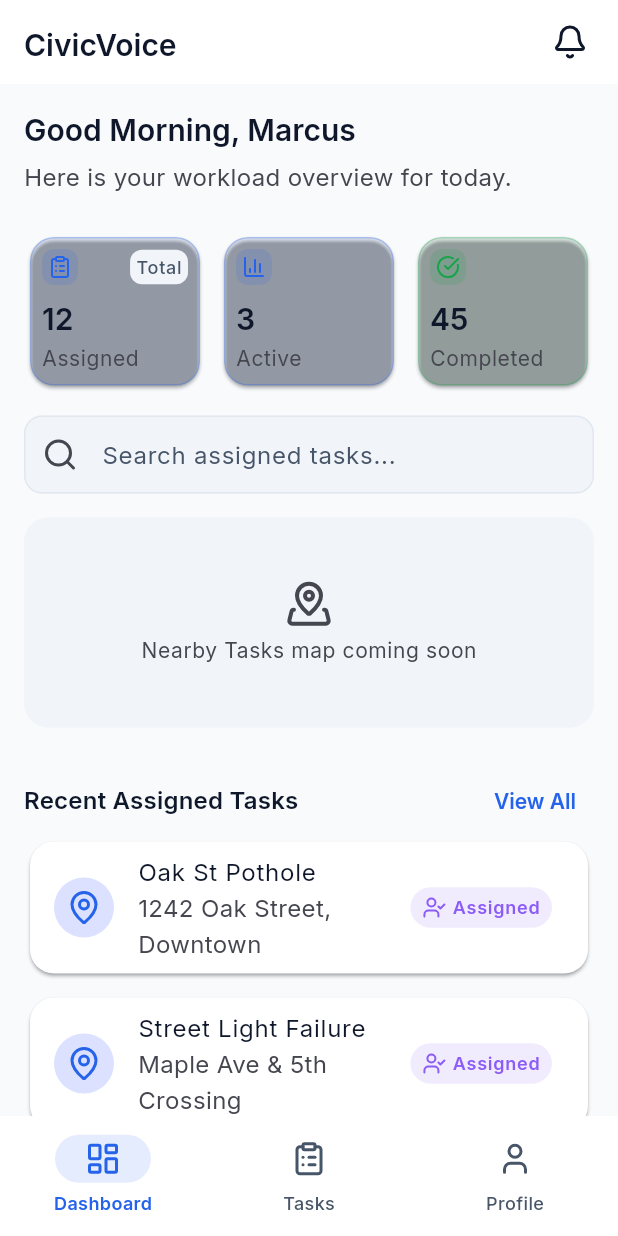
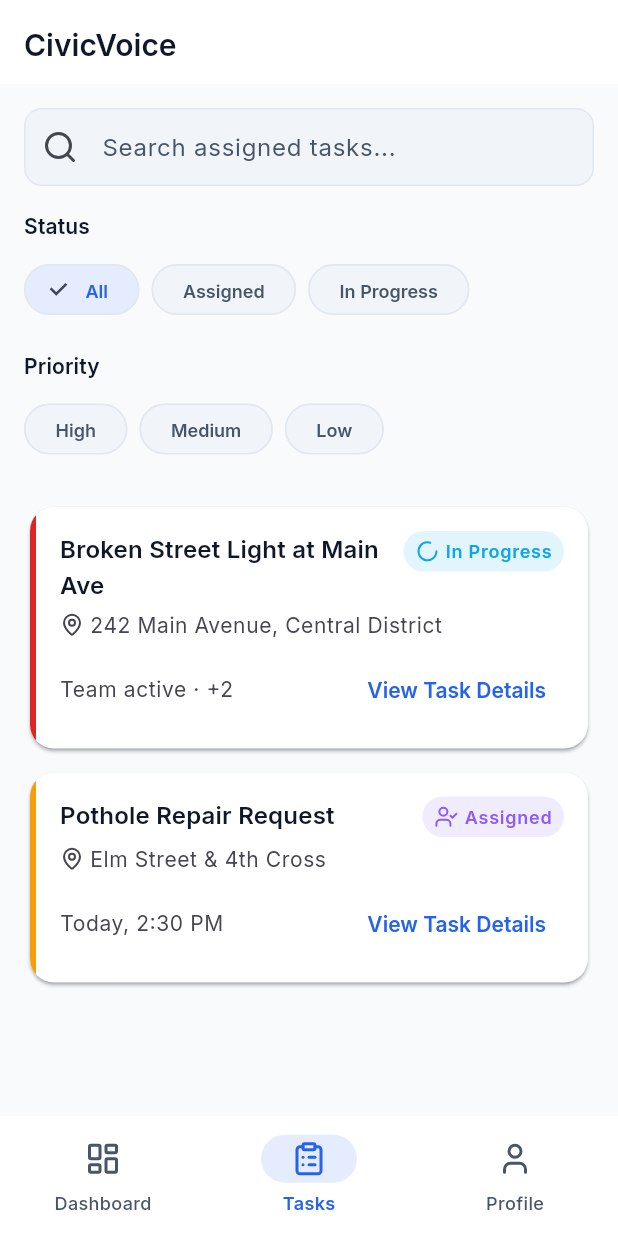
Before and after one commit to khakho3/civic_voice, a Flutter app: the screen it shows after launch, on a phone screen of 412 x 824 dp. Run offline on Flutter 3.47's test engine with Material 3 defaults, Android fonts, the phone set to English and light mode, and no system bars; our stand-ins replace google_fonts, lucide_icons_flutter.

Commit message:
Implemented Assigned Tasks screen

```diff
--- /dev/null
+++ b/lib/features/maintenance/screens/assigned_tasks_screen.dart
@@ -0,0 +1,420 @@
+import 'package:flutter/material.dart';
+import 'package:civic_voice/core/theme/app_theme.dart';
+
+/// MNT-002 — Maintenance Team Assigned Tasks.
+class AssignedTasksScreen extends StatefulWidget {
+  const AssignedTasksScreen({super.key});
+
+  @override
+  State<AssignedTasksScreen> createState() => _AssignedTasksScreenState();
+}
+
+class _AssignedTasksScreenState extends State<AssignedTasksScreen> {
+  AppScreenState _state = AppScreenState.success;
+  String _statusFilter = 'All';
+  String? _priorityFilter;
+
+  final List<_TaskItem> _tasks = const [
+    _TaskItem(
+      title: 'Broken Street Light at Main Ave',
+      location: '242 Main Avenue, Central District',
+      status: 'In Progress',
+      priority: 'High',
+      teamNote: 'Team active · +2',
+    ),
+    _TaskItem(
+      title: 'Pothole Repair Request',
+      location: 'Elm Street & 4th Cross',
+      status: 'Assigned',
+      priority: 'Medium',
+      teamNote: 'Today, 2:30 PM',
+    ),
+  ];
+
+  @override
+  Widget build(BuildContext context) {
+    return Scaffold(
+      appBar: AppBar(title: const Text('CivicVoice')),
+      body: SafeArea(child: _buildBody(context)),
+      bottomNavigationBar: NavigationBar(
+        selectedIndex: 1,
+        destinations: const [
+          NavigationDestination(icon: Icon(AppIcons.dashboard), label: 'Dashboard'),
+          NavigationDestination(icon: Icon(AppIcons.task), label: 'Tasks'),
+          NavigationDestination(icon: Icon(AppIcons.profile), label: 'Profile'),
+        ],
+        onDestinationSelected: (_) {},
+      ),
+    );
+  }
+
+  Widget _buildBody(BuildContext context) {
+    switch (_state) {
+      case AppScreenState.loading:
+        return const _LoadingView();
+      case AppScreenState.empty:
+        return _EmptyView(onRetry: () => setState(() => _state = AppScreenState.success));
+      case AppScreenState.error:
+        return _ErrorView(onRetry: () => setState(() => _state = AppScreenState.success));
+      case AppScreenState.offline:
+        return _OfflineView(onRetry: () => setState(() => _state = AppScreenState.success));
+      case AppScreenState.permission:
+        return _PermissionView(onRetry: () => setState(() => _state = AppScreenState.success));
+      case AppScreenState.disabled:
+      case AppScreenState.success:
+        return _AssignedTasksContent(
+          tasks: _tasks,
+          statusFilter: _statusFilter,
+          priorityFilter: _priorityFilter,
+          disabled: _state == AppScreenState.disabled,
+          onStatusChanged: (value) => setState(() => _statusFilter = value),
+          onPriorityChanged: (value) => setState(() => _priorityFilter = value),
+        );
+    }
+  }
+}
+
+class _AssignedTasksContent extends StatelessWidget {
+  const _AssignedTasksContent({
+    required this.tasks,
+    required this.statusFilter,
+    required this.priorityFilter,
+    required this.disabled,
+    required this.onStatusChanged,
+    required this.onPriorityChanged,
+  });
+
+  final List<_TaskItem> tasks;
+  final String statusFilter;
+  final String? priorityFilter;
+  final bool disabled;
+  final ValueChanged<String> onStatusChanged;
+  final ValueChanged<String?> onPriorityChanged;
+
+  @override
+  Widget build(BuildContext context) {
+    final textTheme = Theme.of(context).textTheme;
+
+    return Opacity(
+      opacity: disabled ? 0.5 : 1.0,
+      child: IgnorePointer(
+        ignoring: disabled,
+        child: ListView(
+          padding: const EdgeInsets.all(AppSpacing.md),
+          children: [
+            TextField(
+              decoration: InputDecoration(
+                hintText: 'Search assigned tasks...',
+                prefixIcon: const Icon(AppIcons.search),
+                border: OutlineInputBorder(
+                  borderRadius: AppComponentRadius.inputField,
+                  borderSide: BorderSide.none,
+                ),
+              ),
+            ),
+            const SizedBox(height: AppSpacing.md),
+            Text('Status', style: textTheme.titleSmall),
+            const SizedBox(height: AppSpacing.sm),
+            Wrap(
+              spacing: AppSpacing.sm,
+              children: ['All', 'Assigned', 'In Progress'].map((option) {
+                return ChoiceChip(
+                  label: Text(option),
+                  selected: statusFilter == option,
+                  onSelected: (_) => onStatusChanged(option),
+                );
+              }).toList(),
+            ),
+            const SizedBox(height: AppSpacing.md),
+            Text('Priority', style: textTheme.titleSmall),
+            const SizedBox(height: AppSpacing.sm),
+            Wrap(
+              spacing: AppSpacing.sm,
+              children: ['High', 'Medium', 'Low'].map((option) {
+                return ChoiceChip(
+                  label: Text(option),
+                  selected: priorityFilter == option,
+                  onSelected: (_) => onPriorityChanged(priorityFilter == option ? null : option),
+                );
+              }).toList(),
+            ),
+            const SizedBox(height: AppSpacing.lg),
+            ...tasks.map(
+              (task) => Padding(
+                padding: const EdgeInsets.only(bottom: AppSpacing.sm),
+                child: _TaskCard(task: task),
+              ),
+            ),
+          ],
+        ),
+      ),
+    );
+  }
+}
+
+class _TaskCard extends StatelessWidget {
+  const _TaskCard({required this.task});
+
+  final _TaskItem task;
+
+  @override
+  Widget build(BuildContext context) {
+    final textTheme = Theme.of(context).textTheme;
+    final colorScheme = Theme.of(context).colorScheme;
+    final semantic = Theme.of(context).extension<AppSemanticColors>()!;
+
+    final Color priorityColor = switch (task.priority) {
+      'High' => semantic.error,
+      'Medium' => semantic.warning,
+      _ => colorScheme.outline,
+    };
+
+    final (Color statusColor, IconData statusIcon) = switch (task.status) {
+      'In Progress' => (AppColors.statusInProgress, AppIcons.statusInProgress),
+      _ => (AppColors.statusAssigned, AppIcons.statusAssigned),
+    };
+
+    return Card(
+      clipBehavior: Clip.antiAlias,
+      child: IntrinsicHeight(
+        child: Row(
+          children: [
+            Container(width: 4, color: priorityColor),
+            Expanded(
+              child: Padding(
+                padding: const EdgeInsets.all(AppSpacing.md),
+                child: Column(
+                  crossAxisAlignment: CrossAxisAlignment.start,
+                  children: [
+                    Row(
+                      crossAxisAlignment: CrossAxisAlignment.start,
+                      children: [
+                        Expanded(
+                          child: Text(task.title, style: textTheme.titleMedium),
+                        ),
+                        _StatusBadge(label: task.status, color: statusColor, icon: statusIcon),
+                      ],
+                    ),
+                    const SizedBox(height: AppSpacing.xs),
+                    Row(
+                      children: [
+                        Icon(AppIcons.location, size: AppIconSize.sm, color: colorScheme.onSurfaceVariant),
+                        const SizedBox(width: AppSpacing.xs),
+                        Expanded(
+                          child: Text(
+                            task.location,
+                            style: textTheme.bodySmall?.copyWith(color: colorScheme.onSurfaceVariant),
+                          ),
+                        ),
+                      ],
+                    ),
+                    const SizedBox(height: AppSpacing.sm),
+                    Row(
+                      mainAxisAlignment: MainAxisAlignment.spaceBetween,
+                      children: [
+                        Text(
+                          task.teamNote,
+                          style: textTheme.bodySmall?.copyWith(color: colorScheme.onSurfaceVariant),
+                        ),
+                        TextButton(
+                          onPressed: () {},
+                          child: const Text('View Task Details'),
+                        ),
+                      ],
+                    ),
+                  ],
+                ),
+              ),
+            ),
+          ],
+        ),
+      ),
+    );
+  }
+}
+
+/// Composed manually per DESIGN_SYSTEM.md — Status Badge is "Tokens only".
+class _StatusBadge extends StatelessWidget {
+  const _StatusBadge({required this.label, required this.color, required this.icon});
+
+  final String label;
+  final Color color;
+  final IconData icon;
+
+  @override
+  Widget build(BuildContext context) {
+    return Container(
+      padding: const EdgeInsets.symmetric(horizontal: AppSpacing.sm, vertical: AppSpacing.xs),
+      decoration: BoxDecoration(
+        color: color.withValues(alpha: 0.12),
+        borderRadius: BorderRadius.circular(AppRadius.xl),
+      ),
+      child: Row(
+        mainAxisSize: MainAxisSize.min,
+        children: [
+          Icon(icon, size: AppIconSize.sm, color: color),
+          const SizedBox(width: AppSpacing.xs),
+          Text(label, style: Theme.of(context).textTheme.labelMedium?.copyWith(color: color)),
+        ],
+      ),
+    );
+  }
+}
+
+class _LoadingView extends StatelessWidget {
+  const _LoadingView();
+  @override
+  Widget build(BuildContext context) => const Center(child: CircularProgressIndicator());
+}
+
+class _EmptyView extends StatelessWidget {
+  const _EmptyView({required this.onRetry});
+  final VoidCallback onRetry;
+
+  @override
+  Widget build(BuildContext context) {
+    final colorScheme = Theme.of(context).colorScheme;
+    return Center(
+      child: Padding(
+        padding: const EdgeInsets.all(AppSpacing.lg),
+        child: Column(
+          mainAxisSize: MainAxisSize.min,
+          children: [
+            Icon(AppIcons.task, size: AppIconSize.xl, color: colorScheme.onSurfaceVariant),
+            const SizedBox(height: AppSpacing.md),
+            Text('No assigned tasks', style: Theme.of(context).textTheme.titleMedium),
+            const SizedBox(height: AppSpacing.xs),
+            Text(
+              'Assigned maintenance tasks will appear here.',
+              textAlign: TextAlign.center,
+              style: Theme.of(context).textTheme.bodyMedium?.copyWith(color: colorScheme.onSurfaceVariant),
+            ),
+            const SizedBox(height: AppSpacing.lg),
+            FilledButton(onPressed: onRetry, child: const Text('Retry')),
+          ],
+        ),
+      ),
+    );
+  }
+}
+
+class _ErrorView extends StatelessWidget {
+  const _ErrorView({required this.onRetry});
+  final VoidCallback onRetry;
+
+  @override
+  Widget build(BuildContext context) {
+    final semantic = Theme.of(context).extension<AppSemanticColors>()!;
+    return Center(
+      child: Padding(
+        padding: const EdgeInsets.all(AppSpacing.lg),
+        child: Column(
+          mainAxisSize: MainAxisSize.min,
+          children: [
+            Icon(AppIcons.error, size: AppIconSize.xl, color: semantic.error),
+            const SizedBox(height: AppSpacing.md),
+            Text('Unable to load tasks', style: Theme.of(context).textTheme.titleMedium),
+            const SizedBox(height: AppSpacing.xs),
+            Text(
+              'Try again. No workflow has been changed.',
+              textAlign: TextAlign.center,
+              style: Theme.of(context).textTheme.bodyMedium?.copyWith(
+                    color: Theme.of(context).colorScheme.onSurfaceVariant,
+                  ),
+            ),
+            const SizedBox(height: AppSpacing.lg),
+            FilledButton(
+              style: FilledButton.styleFrom(backgroundColor: semantic.error),
+              onPressed: onRetry,
+              child: const Text('Retry'),
+            ),
+          ],
+        ),
+      ),
+    );
+  }
+}
+
+class _OfflineView extends StatelessWidget {
+  const _OfflineView({required this.onRetry});
+  final VoidCallback onRetry;
+
+  @override
+  Widget build(BuildContext context) {
+    final semantic = Theme.of(context).extension<AppSemanticColors>()!;
+    return Center(
+      child: Padding(
+        padding: const EdgeInsets.all(AppSpacing.lg),
+        child: Column(
+          mainAxisSize: MainAxisSize.min,
+          children: [
+            Icon(AppIcons.offline, size: AppIconSize.xl, color: semantic.warning),
+            const SizedBox(height: AppSpacing.md),
+            Text('Offline', style: Theme.of(context).textTheme.titleMedium),
+            const SizedBox(height: AppSpacing.xs),
+            Text(
+              'Reconnect to view and update assigned tasks.',
+              textAlign: TextAlign.center,
+              style: Theme.of(context).textTheme.bodyMedium?.copyWith(
+                    color: Theme.of(context).colorScheme.onSurfaceVariant,
+                  ),
+            ),
+            const SizedBox(height: AppSpacing.lg),
+            FilledButton(
+              style: FilledButton.styleFrom(backgroundColor: semantic.warning),
+              onPressed: onRetry,
+              child: const Text('Retry'),
+            ),
+          ],
+        ),
+      ),
+    );
+  }
+}
+
+class _PermissionView extends StatelessWidget {
+  const _PermissionView({required this.onRetry});
+  final VoidCallback onRetry;
+
+  @override
+  Widget build(BuildContext context) {
+    final colorScheme = Theme.of(context).colorScheme;
+    return Center(
+      child: Padding(
+        padding: const EdgeInsets.all(AppSpacing.lg),
+        child: Column(
+          mainAxisSize: MainAxisSize.min,
+          children: [
+            Icon(AppIcons.permissionDenied, size: AppIconSize.xl, color: colorScheme.onSurfaceVariant),
+            const SizedBox(height: AppSpacing.md),
+            Text('Permission required', style: Theme.of(context).textTheme.titleMedium),
+            const SizedBox(height: AppSpacing.xs),
+            Text(
+              'Maintenance team access is required for this screen.',
+              textAlign: TextAlign.center,
+              style: Theme.of(context).textTheme.bodyMedium?.copyWith(color: colorScheme.onSurfaceVariant),
+            ),
+            const SizedBox(height: AppSpacing.lg),
+            FilledButton(onPressed: onRetry, child: const Text('Retry')),
+          ],
+        ),
+      ),
+    );
+  }
+}
+
+class _TaskItem {
+  const _TaskItem({
+    required this.title,
+    required this.location,
+    required this.status,
+    required this.priority,
+    required this.teamNote,
+  });
+
+  final String title;
+  final String location;
+  final String status;
+  final String priority;
+  final String teamNote;
+}
--- a/lib/features/maintenance/screens/dashboard_screen.dart
+++ b/lib/features/maintenance/screens/dashboard_screen.dart
@@ -2,9 +2,6 @@ import 'package:flutter/material.dart';
 import 'package:civic_voice/core/theme/app_theme.dart';
 
 /// MNT-001 — Maintenance Team Dashboard.
-///
-/// Implements all AppScreenState variants approved in the Figma review:
-/// success, loading, empty, error, offline, permission, disabled.
 class DashboardScreen extends StatefulWidget {
   const DashboardScreen({super.key});
 
--- a/lib/main.dart
+++ b/lib/main.dart
@@ -1,6 +1,6 @@
 import 'package:flutter/material.dart';
 import 'package:civic_voice/core/theme/app_theme.dart';
-import 'package:civic_voice/features/maintenance/screens/dashboard_screen.dart';
+import 'package:civic_voice/features/maintenance/screens/assigned_tasks_screen.dart';
 
 void main() {
   runApp(const CivicVoiceApp());
@@ -17,7 +17,7 @@ class CivicVoiceApp extends StatelessWidget {
       theme: AppTheme.light,
       darkTheme: AppTheme.dark,
       themeMode: AppTheme.themeMode,
-      home: const DashboardScreen(),
+      home: const AssignedTasksScreen(),
     );
   }
 }
```
Also changed, not shown: 1 other file.
